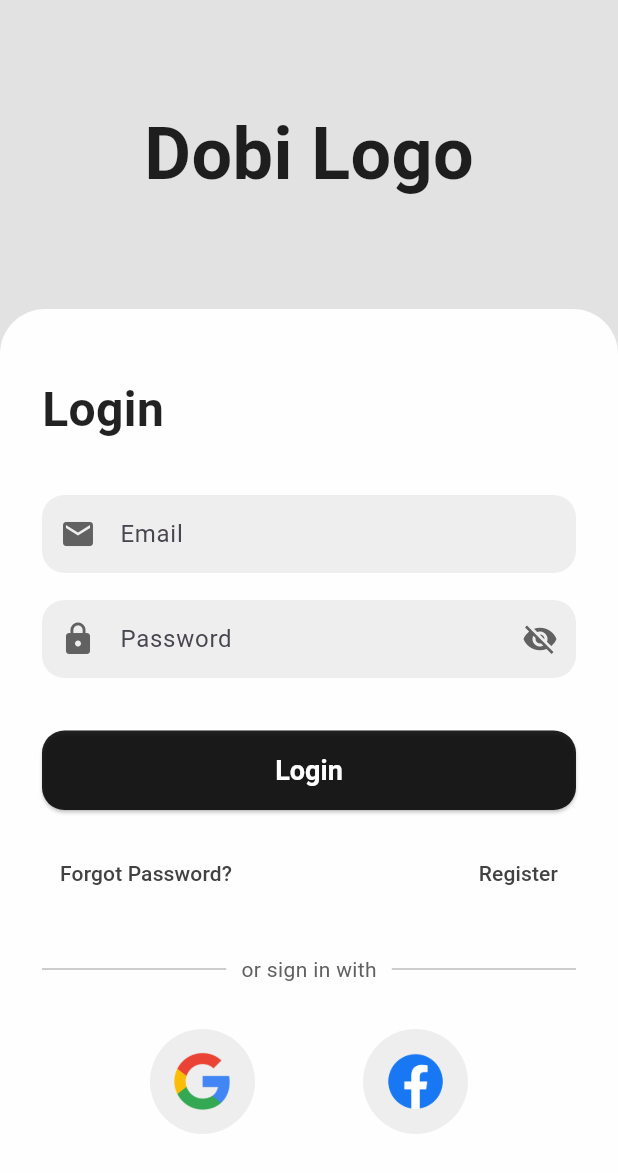
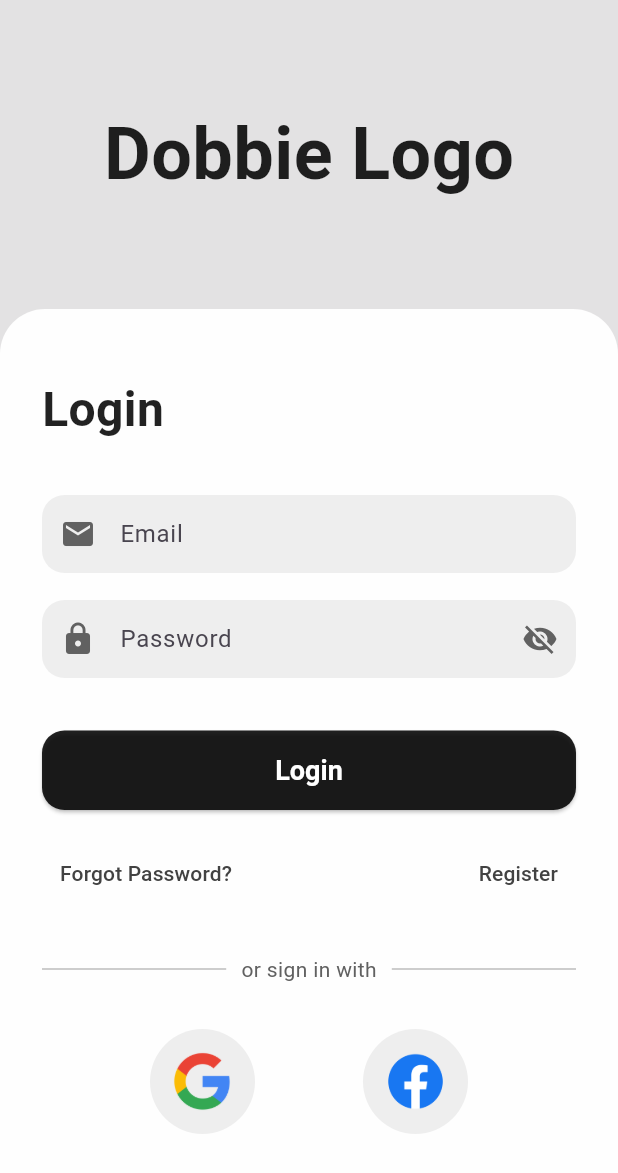
Before and after one commit to AYTALHINAI/dobi, a Flutter app: the screen it shows after launch, on a phone screen of 412 x 824 dp. Shown: the top 1173 px of the screen. Run offline on Flutter 3.47's test engine with Material 3 defaults, Android fonts, the phone set to English and light mode, and no system bars; our stand-ins replace cloud_firestore, firebase_auth, firebase_core, fluttertoast; accounts and stored records are empty.

Commit message:
Update login_page.dart

```diff
--- a/lib/screens/auth/login_page.dart
+++ b/lib/screens/auth/login_page.dart
@@ -79,7 +79,7 @@ class _LoginPageState extends State<LoginPage> {
                     height: screenHeight * 0.25,
                     alignment: Alignment.center,
                     child: const Text(
-                      'Dobi Logo',
+                      'Dobbie Logo',
                       style: TextStyle(
                         fontSize: 48,
                         fontWeight: FontWeight.bold,
```
